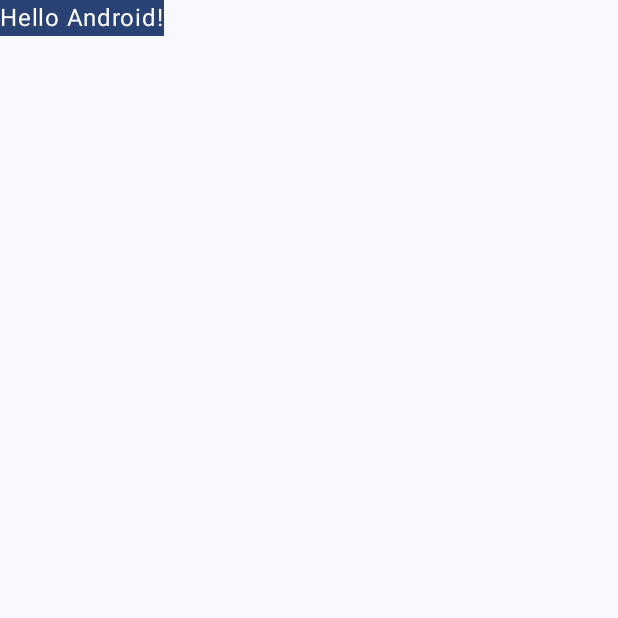
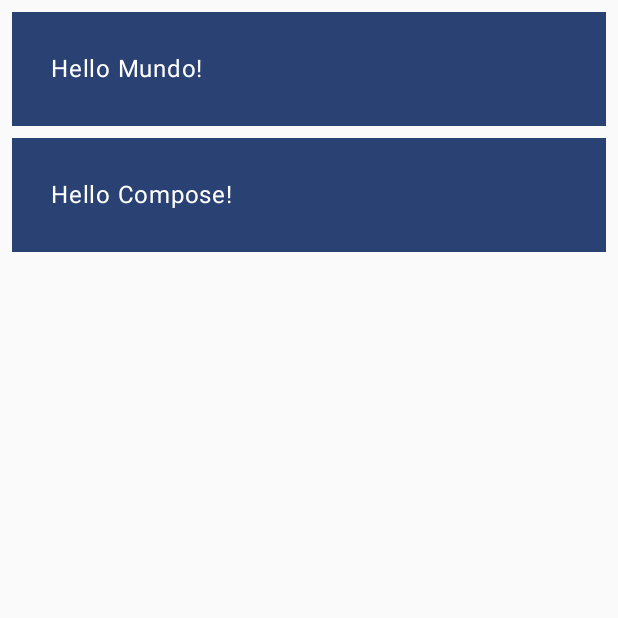
Before and after one commit to Gaston-Pandullo/appBarrasDesplegables, an Android app built with Jetpack Compose: the screen it shows after launch (MainActivity), on a phone screen of 412 x 824 dp, the top half of it. Run offline under Robolectric (Android 15) with nearby library versions, the phone set to English and light mode, and no system bars.

Commit message:
Primer listado

```diff
--- a/app/src/main/java/com/example/barrasdesplegables/MainActivity.kt
+++ b/app/src/main/java/com/example/barrasdesplegables/MainActivity.kt
@@ -4,7 +4,9 @@ import android.os.Bundle
 import androidx.activity.ComponentActivity
 import androidx.activity.compose.setContent
 import androidx.activity.enableEdgeToEdge
+import androidx.compose.foundation.layout.Column
 import androidx.compose.foundation.layout.fillMaxSize
+import androidx.compose.foundation.layout.fillMaxWidth
 import androidx.compose.foundation.layout.padding
 import androidx.compose.material3.MaterialTheme
 import androidx.compose.material3.Scaffold
@@ -13,6 +15,7 @@ import androidx.compose.material3.Text
 import androidx.compose.runtime.Composable
 import androidx.compose.ui.Modifier
 import androidx.compose.ui.tooling.preview.Preview
+import androidx.compose.ui.unit.dp
 import com.example.barrasdesplegables.ui.theme.BarrasDesplegablesTheme
 
 class MainActivity : ComponentActivity() {
@@ -21,32 +24,40 @@ class MainActivity : ComponentActivity() {
         enableEdgeToEdge()
         setContent {
             BarrasDesplegablesTheme {
-                Scaffold( modifier = Modifier.fillMaxSize() ) { innerPadding ->
-                    Greeting(
-                        name = "Android",
-                        modifier = Modifier.padding(innerPadding)
-                    )
-                }
+                MyApp(modifier = Modifier.fillMaxSize())
             }
         }
     }
 }
 
 @Composable
+fun MyApp(
+    modifier: Modifier = Modifier,
+    nombreColumnas: List<String> = listOf("Mundo", "Compose")
+){
+    Column(modifier = modifier.padding(vertical = 4.dp)){
+        for(nombre in nombreColumnas){
+            Greeting(name = nombre)
+        }
+    }
+
+}
+
+@Composable
 fun Greeting(name: String, modifier: Modifier = Modifier) {
-Surface(color = MaterialTheme.colorScheme.primary) {
+Surface(color = MaterialTheme.colorScheme.primary, modifier = modifier.padding(vertical = 4.dp, horizontal = 8.dp).fillMaxWidth()) {
     Text(
         text = "Hello $name!",
-        modifier = modifier
+        modifier = modifier.padding(26.dp)
     )
 }
 
 }
 
-@Preview(showBackground = true)
+@Preview(showBackground = true, widthDp = 320)
 @Composable
 fun GreetingPreview() {
     BarrasDesplegablesTheme {
-        Greeting("Android")
+        MyApp()
     }
 }
```
